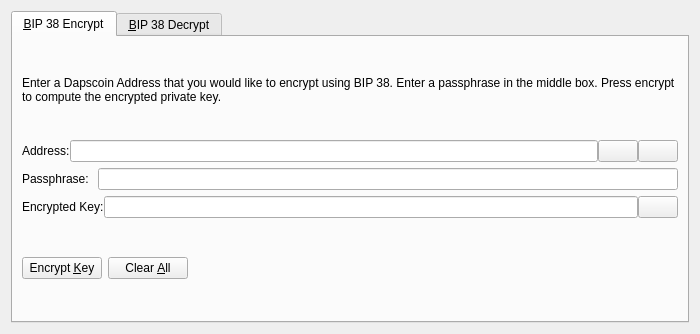
The window that src/qt/forms/bip38tooldialog.ui (PRCYCoin/Multisig) describes before a commit, drawn with Qt 5.
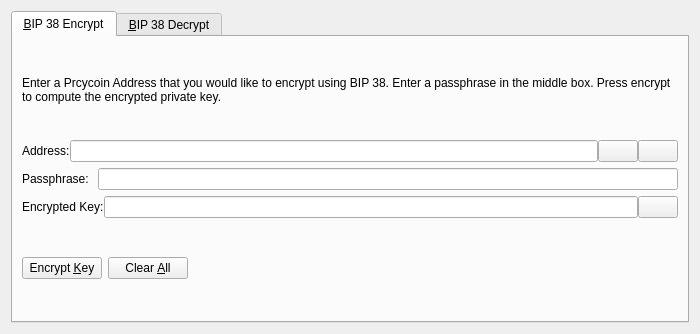
The same window after the commit. The open tabs and pages were chosen to show the change. Icons and pictures are not drawn. Custom widgets are drawn as their Qt base class.

Patch:
```diff
--- a/src/qt/forms/bip38tooldialog.ui
+++ b/src/qt/forms/bip38tooldialog.ui
@@ -30,7 +30,7 @@
        <item>
         <widget class="QLabel" name="infoLabel_ENC">
          <property name="text">
-          <string>Enter a Dapscoin Address that you would like to encrypt using BIP 38. Enter a passphrase in the middle box. Press encrypt to compute the encrypted private key.</string>
+          <string>Enter a Prcycoin Address that you would like to encrypt using BIP 38. Enter a passphrase in the middle box. Press encrypt to compute the encrypted private key.</string>
          </property>
          <property name="textFormat">
           <enum>Qt::PlainText</enum>
```
